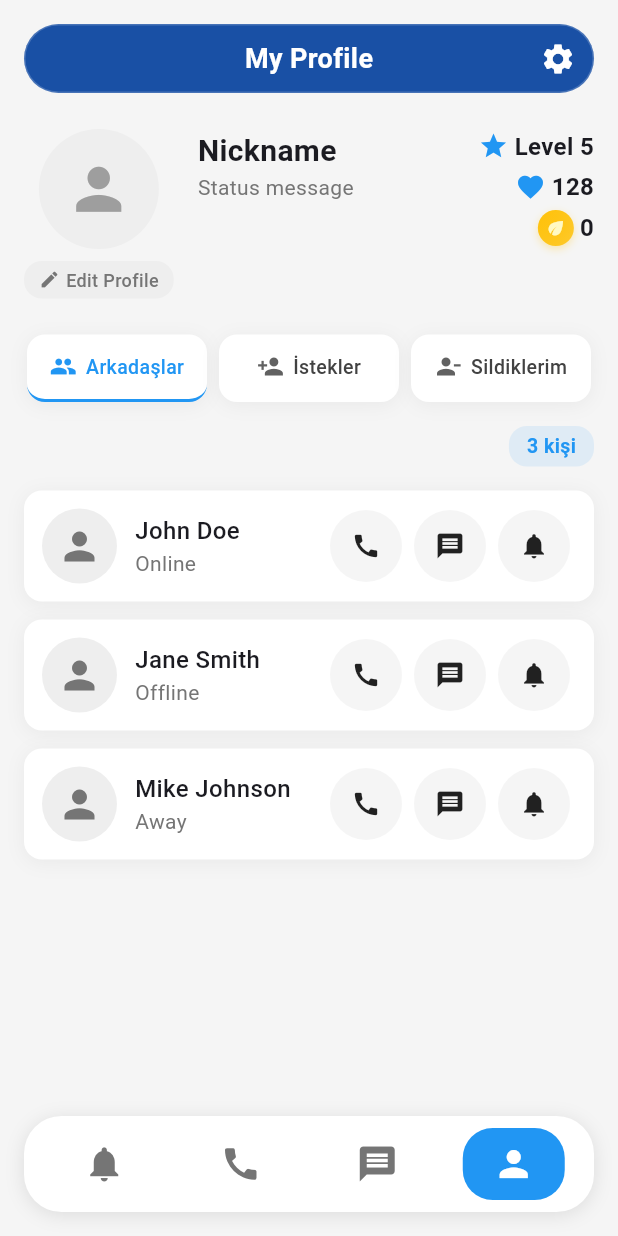
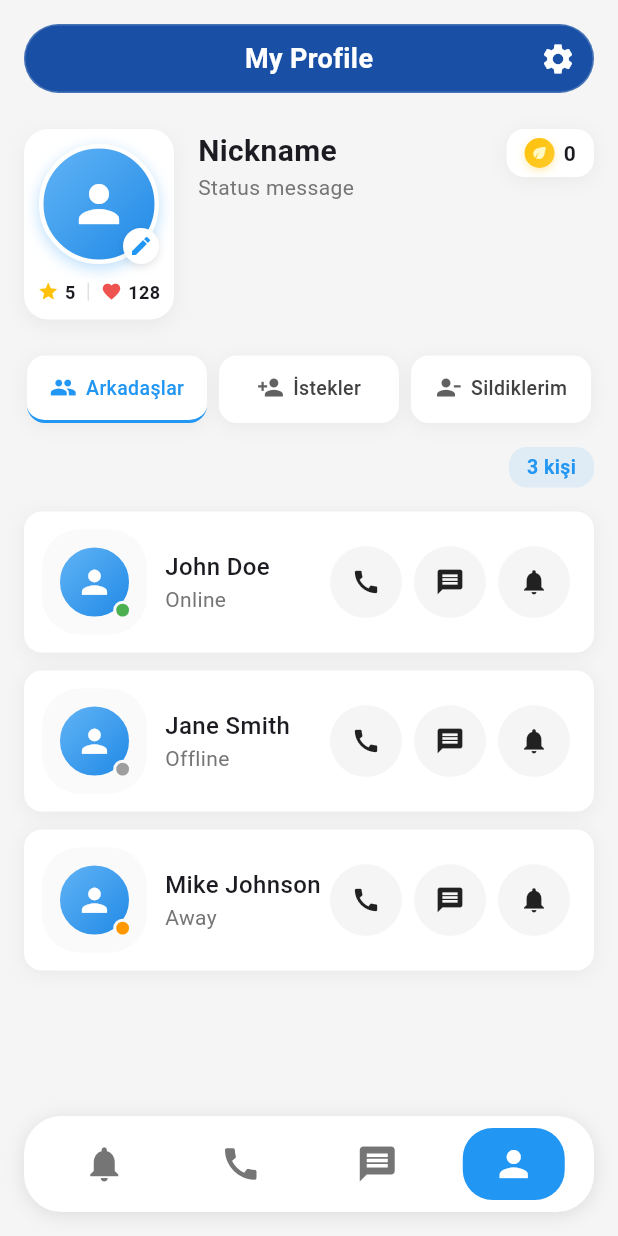
Before and after one commit to dogukantokgoz/random_match_mobile_app, a Flutter app: the screen it shows after launch, item 3 of the bottom bar chosen, after a tap on the "person" icon, on a phone screen of 412 x 824 dp. Run offline on Flutter 3.47's test engine with Material 3 defaults, Android fonts, the phone set to English and light mode, and no system bars.

Commit message:
new profile card created

```diff
--- /dev/null
+++ b/lib/components/profile_avatar_card.dart
@@ -0,0 +1,223 @@
+import 'package:flutter/material.dart';
+
+class ProfileAvatarCard extends StatelessWidget {
+  final String name;
+  final int level;
+  final int likes;
+  final bool showEditButton;
+  final double size;
+  final VoidCallback? onEditPressed;
+  final MaterialColor themeColor;
+  final String? status;
+  final bool showStats;
+  final bool showShadow;
+  final double borderRadius;
+  final double borderWidth;
+  final Color backgroundColor;
+
+  const ProfileAvatarCard({
+    super.key,
+    required this.name,
+    required this.level,
+    required this.likes,
+    required this.themeColor,
+    this.showEditButton = false,
+    this.size = 80,
+    this.onEditPressed,
+    this.status,
+    this.showStats = true,
+    this.showShadow = true,
+    this.borderRadius = 16,
+    this.borderWidth = 3,
+    this.backgroundColor = Colors.white,
+  });
+
+  Widget _buildCoinIcon({double size = 20, Color color = Colors.amber}) {
+    return Container(
+      width: size,
+      height: size,
+      decoration: BoxDecoration(
+        shape: BoxShape.circle,
+        gradient: LinearGradient(
+          begin: Alignment.topLeft,
+          end: Alignment.bottomRight,
+          colors: [
+            color,
+            color.withOpacity(0.8),
+          ],
+        ),
+        boxShadow: [
+          BoxShadow(
+            color: color.withOpacity(0.3),
+            blurRadius: 4,
+            offset: const Offset(0, 2),
+          ),
+        ],
+      ),
+      child: Center(
+        child: Icon(
+          Icons.eco,
+          size: size * 0.6,
+          color: Colors.yellow[100],
+        ),
+      ),
+    );
+  }
+
+  Widget _buildMiniStat(IconData icon, String value, Color color) {
+    return Row(
+      mainAxisSize: MainAxisSize.min,
+      children: [
+        Icon(
+          icon,
+          size: 14,
+          color: color,
+        ),
+        const SizedBox(width: 4),
+        Text(
+          value,
+          style: const TextStyle(
+            fontSize: 12,
+            fontWeight: FontWeight.bold,
+          ),
+        ),
+      ],
+    );
+  }
+
+  @override
+  Widget build(BuildContext context) {
+    return Container(
+      width: size + 20,
+      decoration: BoxDecoration(
+        color: backgroundColor,
+        borderRadius: BorderRadius.circular(borderRadius),
+        boxShadow: showShadow ? [
+          BoxShadow(
+            color: Colors.black.withOpacity(0.05),
+            blurRadius: 10,
+            spreadRadius: 0,
+            offset: const Offset(0, 4),
+          ),
+        ] : null,
+      ),
+      child: Column(
+        mainAxisSize: MainAxisSize.min,
+        children: [
+          // Avatar with Edit Button and Status
+          Container(
+            margin: const EdgeInsets.all(10),
+            child: Stack(
+              children: [
+                Container(
+                  width: size,
+                  height: size,
+                  decoration: BoxDecoration(
+                    gradient: LinearGradient(
+                      begin: Alignment.topLeft,
+                      end: Alignment.bottomRight,
+                      colors: [
+                        themeColor[300]!,
+                        themeColor[600]!,
+                      ],
+                    ),
+                    shape: BoxShape.circle,
+                    border: Border.all(
+                      color: backgroundColor,
+                      width: borderWidth,
+                    ),
+                    boxShadow: showShadow ? [
+                      BoxShadow(
+                        color: themeColor.withOpacity(0.3),
+                        blurRadius: 8,
+                        offset: const Offset(0, 3),
+                      ),
+                    ] : null,
+                  ),
+                  child: Icon(
+                    Icons.person,
+                    size: size * 0.5,
+                    color: Colors.white,
+                  ),
+                ),
+                if (showEditButton)
+                  Positioned(
+                    right: 0,
+                    bottom: 0,
+                    child: GestureDetector(
+                      onTap: onEditPressed,
+                      child: Container(
+                        padding: const EdgeInsets.all(4),
+                        decoration: BoxDecoration(
+                          color: backgroundColor,
+                          shape: BoxShape.circle,
+                          boxShadow: showShadow ? [
+                            BoxShadow(
+                              color: Colors.black.withOpacity(0.1),
+                              blurRadius: 4,
+                              offset: const Offset(0, 2),
+                            ),
+                          ] : null,
+                        ),
+                        child: Icon(
+                          Icons.edit,
+                          size: size * 0.2,
+                          color: themeColor,
+                        ),
+                      ),
+                    ),
+                  ),
+                if (status != null)
+                  Positioned(
+                    right: showEditButton ? 24 : 0,
+                    bottom: 0,
+                    child: Container(
+                      width: size * 0.25,
+                      height: size * 0.25,
+                      decoration: BoxDecoration(
+                        color: status == 'Online'
+                            ? Colors.green
+                            : status == 'Away'
+                                ? Colors.orange
+                                : Colors.grey,
+                        shape: BoxShape.circle,
+                        border: Border.all(
+                          color: backgroundColor,
+                          width: 2,
+                        ),
+                        boxShadow: showShadow ? [
+                          BoxShadow(
+                            color: Colors.black.withOpacity(0.1),
+                            blurRadius: 4,
+                            offset: const Offset(0, 2),
+                          ),
+                        ] : null,
+                      ),
+                    ),
+                  ),
+              ],
+            ),
+          ),
+          // Stats Row
+          if (showStats)
+            Container(
+              padding: const EdgeInsets.only(bottom: 10),
+              child: Row(
+                mainAxisAlignment: MainAxisAlignment.center,
+                children: [
+                  _buildMiniStat(Icons.star, level.toString(), Colors.amber),
+                  Container(
+                    height: 12,
+                    width: 1,
+                    margin: const EdgeInsets.symmetric(horizontal: 8),
+                    color: Colors.grey[300],
+                  ),
+                  _buildMiniStat(Icons.favorite, likes.toString(), Colors.red[400]!),
+                ],
+              ),
+            ),
+        ],
+      ),
+    );
+  }
+}
--- a/lib/screens/messages_screen.dart
+++ b/lib/screens/messages_screen.dart
@@ -5,6 +5,7 @@ import 'buy_gold_screen.dart';
 import '../components/bottom_nav_bar.dart';
 import 'call_screen.dart';
 import 'notifications_screen.dart';
+import '../components/profile_avatar_card.dart';
 
 class MessagesScreen extends StatefulWidget {
   final String selectedMainCategory;
@@ -31,28 +32,36 @@ class _MessagesScreenState extends State<MessagesScreen> {
       'lastMessage': 'See you tomorrow!',
       'time': '2 min ago',
       'unread': true,
-      'status': 'Online'
+      'status': 'Online',
+      'level': 5,
+      'likes': 128
     },
     {
       'name': 'Jane Smith',
       'lastMessage': 'Thanks for the help',
       'time': '1 hour ago',
       'unread': false,
-      'status': 'Offline'
+      'status': 'Offline',
+      'level': 3,
+      'likes': 64
     },
     {
       'name': 'Mike Johnson',
       'lastMessage': 'Great idea!',
       'time': '2 hours ago',
       'unread': true,
-      'status': 'Away'
+      'status': 'Away',
+      'level': 7,
+      'likes': 256
     },
     {
       'name': 'Sarah Wilson',
       'lastMessage': 'Let me know when you\'re free',
       'time': 'Yesterday',
       'unread': false,
-      'status': 'Online'
+      'status': 'Online',
+      'level': 4,
+      'likes': 96
     },
   ];
 
@@ -146,39 +155,19 @@ class _MessagesScreenState extends State<MessagesScreen> {
             padding: const EdgeInsets.all(12),
             child: Row(
               children: [
-                Stack(
-                  children: [
-                    Container(
-                      width: 50,
-                      height: 50,
-                      decoration: BoxDecoration(
-                        color: Colors.grey[200],
-                        shape: BoxShape.circle,
-                      ),
-                      child: Icon(
-                        Icons.person,
-                        color: Colors.grey[600],
-                        size: 30,
-                      ),
-                    ),
-                    if (message['status'] == 'Online')
-                      Positioned(
-                        right: 0,
-                        bottom: 0,
-                        child: Container(
-                          width: 14,
-                          height: 14,
-                          decoration: BoxDecoration(
-                            color: Colors.green,
-                            shape: BoxShape.circle,
-                            border: Border.all(
-                              color: Colors.white,
-                              width: 2,
-                            ),
-                          ),
-                        ),
-                      ),
-                  ],
+                ProfileAvatarCard(
+                  name: message['name'],
+                  level: message['level'],
+                  likes: message['likes'],
+                  themeColor: widget.selectedColor,
+                  showEditButton: false,
+                  size: 50,
+                  status: message['status'],
+                  showStats: false,
+                  showShadow: false,
+                  borderRadius: 25,
+                  borderWidth: 2,
+                  backgroundColor: Colors.grey[50]!,
                 ),
                 const SizedBox(width: 12),
                 Expanded(
@@ -192,7 +181,6 @@ class _MessagesScreenState extends State<MessagesScreen> {
                           fontWeight: FontWeight.w500,
                         ),
                       ),
-                      const SizedBox(height: 4),
                       Text(
                         message['lastMessage'],
                         style: TextStyle(
--- a/lib/screens/profile_screen.dart
+++ b/lib/screens/profile_screen.dart
@@ -1,5 +1,6 @@
 import 'package:flutter/material.dart';
 import '../components/bottom_nav_bar.dart';
+import '../components/profile_avatar_card.dart';
 import 'messages_screen.dart';
 import 'buy_gold_screen.dart';
 import 'call_screen.dart';
@@ -27,23 +28,23 @@ class _ProfileScreenState extends State<ProfileScreen> {
 
   final Map<String, Map<String, dynamic>> categoryData = {
     'Arkadaşlar': {'color': Colors.blue, 'icon': Icons.people, 'items': [
-      {'name': 'John Doe', 'status': 'Online'},
-      {'name': 'Jane Smith', 'status': 'Offline'},
-      {'name': 'Mike Johnson', 'status': 'Away'},
+      {'name': 'John Doe', 'status': 'Online', 'level': 5, 'likes': 128},
+      {'name': 'Jane Smith', 'status': 'Offline', 'level': 3, 'likes': 64},
+      {'name': 'Mike Johnson', 'status': 'Away', 'level': 7, 'likes': 256},
     ]},
     'İstekler': {'color': Colors.green, 'icon': Icons.person_add, 'items': [
-      {'name': 'Alice Brown', 'status': 'Pending'},
-      {'name': 'Bob Wilson', 'status': 'Pending'},
-      {'name': 'Carol White', 'status': 'Pending'},
+      {'name': 'Alice Brown', 'status': 'Online', 'level': 4, 'likes': 96},
+      {'name': 'Bob Wilson', 'status': 'Away', 'level': 6, 'likes': 158},
+      {'name': 'Carol White', 'status': 'Online', 'level': 2, 'likes': 42},
     ]},
     'Sildiklerim': {'color': Colors.red, 'icon': Icons.person_remove, 'items': [
-      {'name': 'David Lee', 'status': 'Blocked'},
-      {'name': 'Emma Davis', 'status': 'Removed'},
+      {'name': 'David Lee', 'status': 'Offline', 'level': 8, 'likes': 312},
+      {'name': 'Emma Davis', 'status': 'Offline', 'level': 5, 'likes': 145},
     ]},
   };
 
-  List<Map<String, String>> get currentItems =>
-    (categoryData[_selectedCategory]!['items'] as List<Map<String, String>>);
+  List<Map<String, dynamic>> get currentItems =>
+    (categoryData[_selectedCategory]!['items'] as List<dynamic>).cast<Map<String, dynamic>>();
 
   MaterialColor get currentCategoryColor => widget.selectedColor;
   IconData get currentCategoryIcon => categoryData[_selectedCategory]!['icon'] as IconData;
@@ -189,7 +190,7 @@ class _ProfileScreenState extends State<ProfileScreen> {
     );
   }
 
-  Widget _buildFriendItem(String name, String status) {
+  Widget _buildFriendItem(String name, String status, int level, int likes) {
     return Container(
       margin: const EdgeInsets.only(bottom: 12),
       decoration: BoxDecoration(
@@ -212,18 +213,19 @@ class _ProfileScreenState extends State<ProfileScreen> {
             padding: const EdgeInsets.all(12),
             child: Row(
               children: [
-                Container(
-                  width: 50,
-                  height: 50,
-                  decoration: BoxDecoration(
-                    color: Colors.grey[200],
-                    shape: BoxShape.circle,
-                  ),
-                  child: Icon(
-                    Icons.person,
-                    color: Colors.grey[600],
-                    size: 30,
-                  ),
+                ProfileAvatarCard(
+                  name: name,
+                  level: level,
+                  likes: likes,
+                  themeColor: currentCategoryColor,
+                  showEditButton: false,
+                  size: 50,
+                  status: status,
+                  showStats: false,
+                  showShadow: false,
+                  borderRadius: 25,
+                  borderWidth: 2,
+                  backgroundColor: Colors.grey[50]!,
                 ),
                 const SizedBox(width: 12),
                 Expanded(
@@ -456,49 +458,15 @@ class _ProfileScreenState extends State<ProfileScreen> {
             Row(
               crossAxisAlignment: CrossAxisAlignment.start,
               children: [
-                Column(
-                  children: [
-                    Container(
-                      width: 80,
-                      height: 80,
-                      decoration: BoxDecoration(
-                        color: Colors.grey[200],
-                        shape: BoxShape.circle,
-                      ),
-                      child: Icon(
-                        Icons.person,
-                        size: 45,
-                        color: Colors.grey[500],
-                      ),
-                    ),
-                    const SizedBox(height: 8),
-                    Container(
-                      padding: const EdgeInsets.symmetric(horizontal: 10, vertical: 4),
-                      decoration: BoxDecoration(
-                        color: Colors.grey[200],
-                        borderRadius: BorderRadius.circular(12),
-                      ),
-                      child: Row(
-                        mainAxisSize: MainAxisSize.min,
-                        children: [
-                          Icon(
-                            Icons.edit,
-                            size: 14,
-                            color: Colors.grey[600],
-                          ),
-                          const SizedBox(width: 4),
-                          Text(
-                            'Edit Profile',
-                            style: TextStyle(
-                              color: Colors.grey[600],
-                              fontSize: 12,
-                              fontWeight: FontWeight.w500,
-                            ),
-                          ),
-                        ],
-                      ),
-                    ),
-                  ],
+                ProfileAvatarCard(
+                  name: 'Nickname',
+                  level: 5,
+                  likes: 128,
+                  themeColor: currentColor,
+                  showEditButton: true,
+                  onEditPressed: () {
+                    // Edit profile logic
+                  },
                 ),
                 const SizedBox(width: 16),
                 Expanded(
@@ -522,15 +490,37 @@ class _ProfileScreenState extends State<ProfileScreen> {
                     ],
                   ),
                 ),
-                Column(
-                  crossAxisAlignment: CrossAxisAlignment.end,
-                  children: [
-                    _buildStatItem(Icons.star, 'Level 5', currentColor),
-                    const SizedBox(height: 4),
-                    _buildStatItem(Icons.favorite, '128', currentColor),
-                    const SizedBox(height: 4),
-                    _buildStatItem(Icons.monetization_on, '${widget.currentGold}', Colors.amber),
-                  ],
+                GestureDetector(
+                  onTap: _navigateToBuyGold,
+                  child: Container(
+                    padding: const EdgeInsets.symmetric(horizontal: 12, vertical: 6),
+                    decoration: BoxDecoration(
+                      color: Colors.white,
+                      borderRadius: BorderRadius.circular(12),
+                      boxShadow: [
+                        BoxShadow(
+                          color: Colors.black.withOpacity(0.05),
+                          blurRadius: 10,
+                          spreadRadius: 0,
+                          offset: const Offset(0, 2),
+                        ),
+                      ],
+                    ),
+                    child: Row(
+                      mainAxisSize: MainAxisSize.min,
+                      children: [
+                        _buildCoinIcon(size: 20),
+                        const SizedBox(width: 6),
+                        Text(
+                          '${widget.currentGold}',
+                          style: const TextStyle(
+                            fontSize: 14,
+                            fontWeight: FontWeight.bold,
+                          ),
+                        ),
+                      ],
+                    ),
+                  ),
                 ),
               ],
             ),
@@ -556,7 +546,12 @@ class _ProfileScreenState extends State<ProfileScreen> {
               child: _buildCategoryCount(currentItems.length),
             ),
             const SizedBox(height: 16),
-            ...currentItems.map((item) => _buildFriendItem(item['name']!, item['status']!)).toList(),
+            ...currentItems.map((item) => _buildFriendItem(
+              item['name']!,
+              item['status']!,
+              item['level'] as int,
+              item['likes'] as int,
+            )).toList(),
           ],
         ),
       ),
```
Also changed, not shown: lib/screens/chat_screen.dart (+31 -40 lines), lib/screens/notifications_screen.dart (+18 -42 lines).
